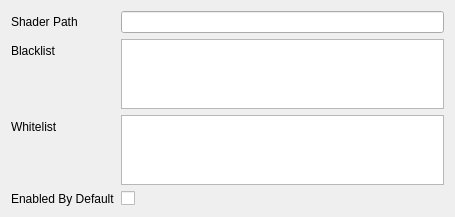
Qt form src/kcm/ShadersEffectKCM.ui (kevinlekiller/kwin-effect-shaders) before a commit.
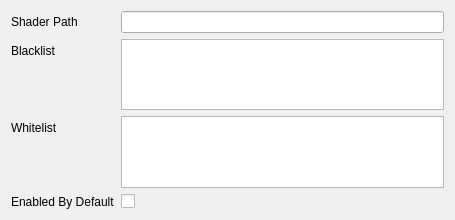
The same form after that commit.

Patch:
```diff
--- a/src/kcm/ShadersEffectKCM.ui
+++ b/src/kcm/ShadersEffectKCM.ui
@@ -7,7 +7,7 @@
     <x>0</x>
     <y>0</y>
     <width>455</width>
-    <height>200</height>
+    <height>220</height>
    </rect>
   </property>
   <layout class="QFormLayout" name="formLayout">
```
